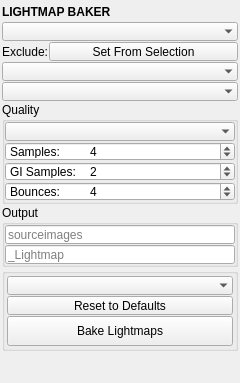
Before: the Qt Designer form mayatk/light_utils/lightmap_baker/lightmap_baker.ui in m3trik/mayatk, drawn with Qt 5.
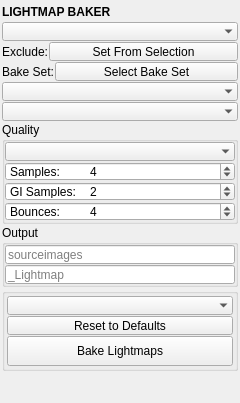
After: the same form once the commit is applied. Custom widgets are drawn as their Qt base class.

```diff
--- a/mayatk/light_utils/lightmap_baker/lightmap_baker.ui
+++ b/mayatk/light_utils/lightmap_baker/lightmap_baker.ui
@@ -184,6 +184,68 @@
         </item>
        </layout>
       </item>
+      <item>
+       <layout class="QHBoxLayout" name="bake_set_layout">
+        <property name="spacing">
+         <number>1</number>
+        </property>
+        <item>
+         <widget class="QLabel" name="lbl_bake_set">
+          <property name="minimumSize">
+           <size>
+            <width>0</width>
+            <height>19</height>
+           </size>
+          </property>
+          <property name="maximumSize">
+           <size>
+            <width>16777215</width>
+            <height>19</height>
+           </size>
+          </property>
+          <property name="toolTip">
+           <string>Bake Set — the objects the last bake acted on, stored in the scene as a set (lightmapBaker_baked), so selecting it and baking again re-runs that bake.</string>
+          </property>
+          <property name="text">
+           <string>Bake Set:</string>
+          </property>
+          <property name="caption" stdset="0">
+           <bool>true</bool>
+          </property>
+         </widget>
+        </item>
+        <item>
+         <widget class="QPushButton" name="select_bake_set">
+          <property name="sizePolicy">
+           <sizepolicy hsizetype="Expanding" vsizetype="Fixed">
+            <horstretch>1</horstretch>
+            <verstretch>0</verstretch>
+           </sizepolicy>
+          </property>
+          <property name="minimumSize">
+           <size>
+            <width>0</width>
+            <height>19</height>
+           </size>
+          </property>
+          <property name="maximumSize">
+           <size>
+            <width>16777215</width>
+            <height>19</height>
+           </size>
+          </property>
+          <property name="toolTip">
+           <string>Select the objects of the last saved bake (hidden ones included).
+
+The disk button is Save After Bake: while it is on, every bake replaces the scene's Bake Set with the objects it acted on — the Scope minus the Exclude set and what Arnold renders nothing of — finished or not. One setting for every scene. The tag button names the set with the naming convention's Set suffix (the Naming panel's, _SET by default).</string>
+          </property>
+          <property name="text">
+           <string>Select Bake Set</string>
+          </property>
+         </widget>
+        </item>
+       </layout>
+      </item>
       <item>
        <widget class="ComboBox" name="cmb002">
         <property name="minimumSize">
```
